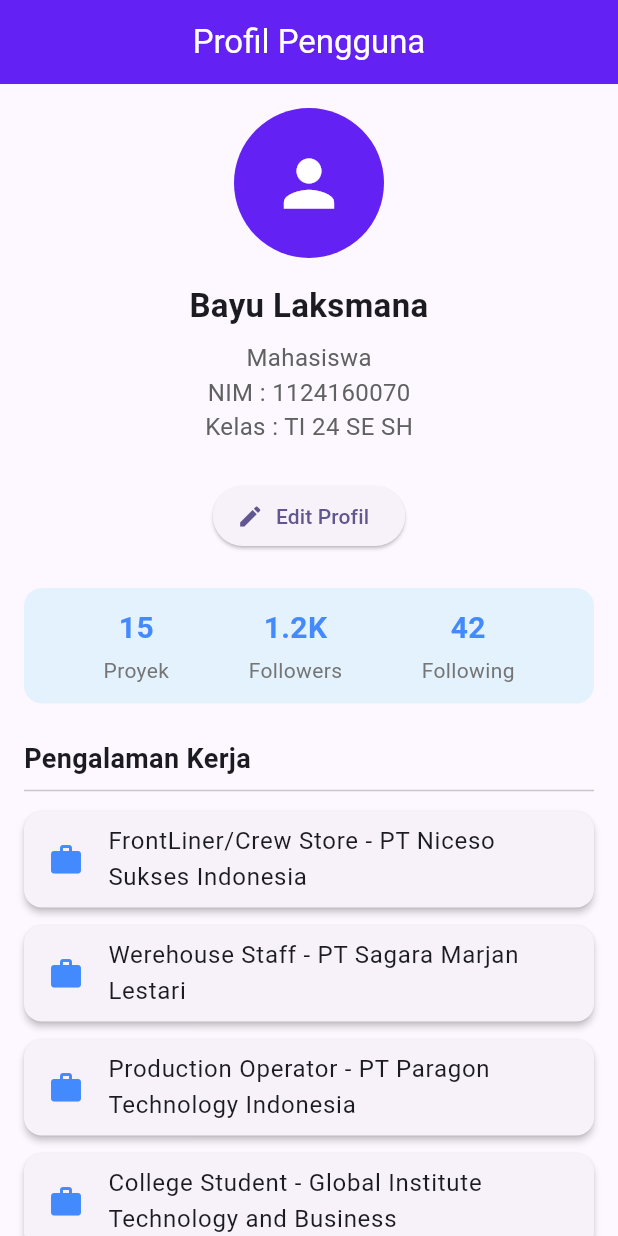
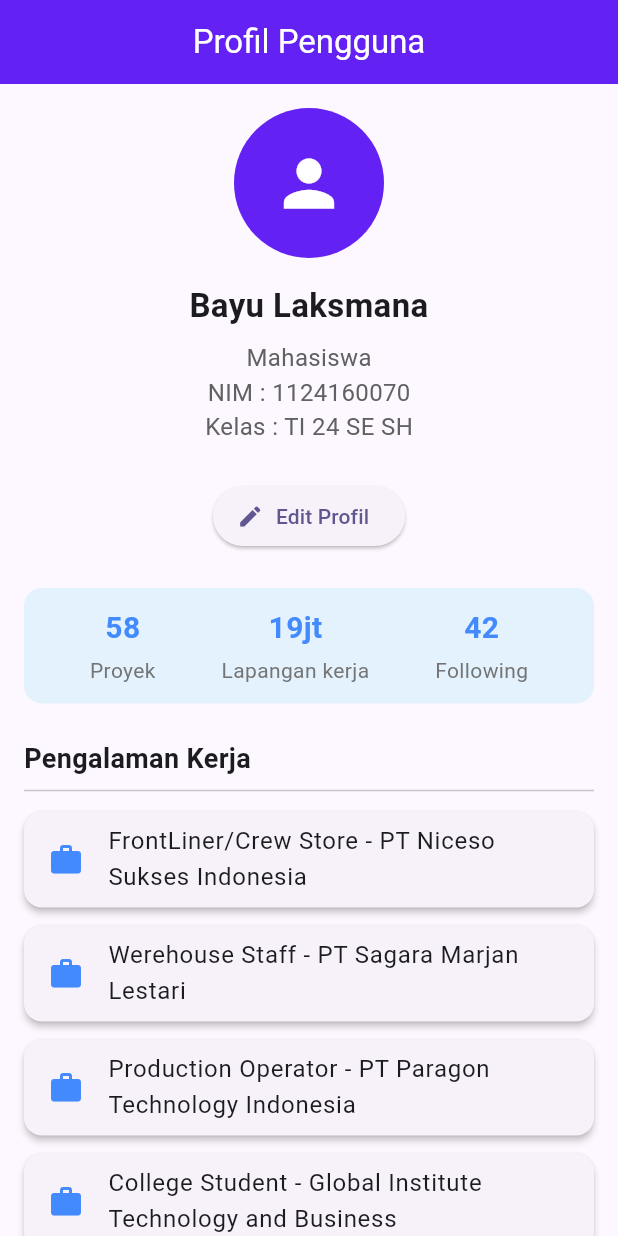
Before and after one commit to laxmanalearn-art/appmobile_pertemuan5, a Flutter app: the screen it shows after launch, on a phone screen of 412 x 824 dp. Run offline on Flutter 3.47's test engine with Material 3 defaults, Android fonts, the phone set to English and light mode, and no system bars.

Commit message:
fix : Memperbaiki fitur button

```diff
--- a/lib/main.dart
+++ b/lib/main.dart
@@ -80,7 +80,9 @@ class MainApp extends StatelessWidget {
               const SizedBox(height: 24),
 
               // 3. Tombol edit profil
-              ElevatedButton.icon(
+              Builder(
+                builder: (context) {
+                  return ElevatedButton.icon(
                     onPressed: () {
                       ScaffoldMessenger.of(context).showSnackBar(
                         const SnackBar(
@@ -92,6 +94,8 @@ class MainApp extends StatelessWidget {
                     },
                     icon: const Icon(Icons.edit),
                     label: const Text('Edit Profil'),
+                  );
+                },
               ),
 
               const SizedBox(height: 24),
@@ -107,8 +111,8 @@ class MainApp extends StatelessWidget {
                 child: const Row(
                   mainAxisAlignment: MainAxisAlignment.spaceEvenly,
                   children: [
-                    StatItem(count: '15', label: 'Proyek'),
-                    StatItem(count: '1.2K', label: 'Followers'),
+                    StatItem(count: '58', label: 'Proyek'),
+                    StatItem(count: '19jt', label: 'Lapangan kerja'),
                     StatItem(count: '42', label: 'Following'),
                   ],
                 ),
```
Lines whose indentation alone changed are shown as unchanged.
